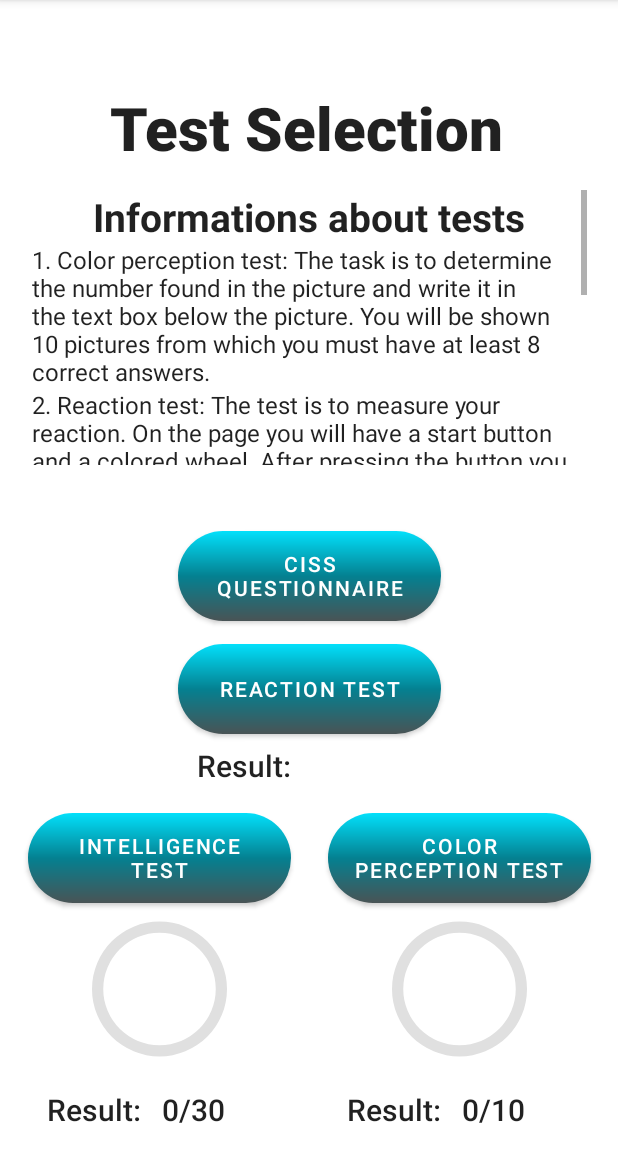
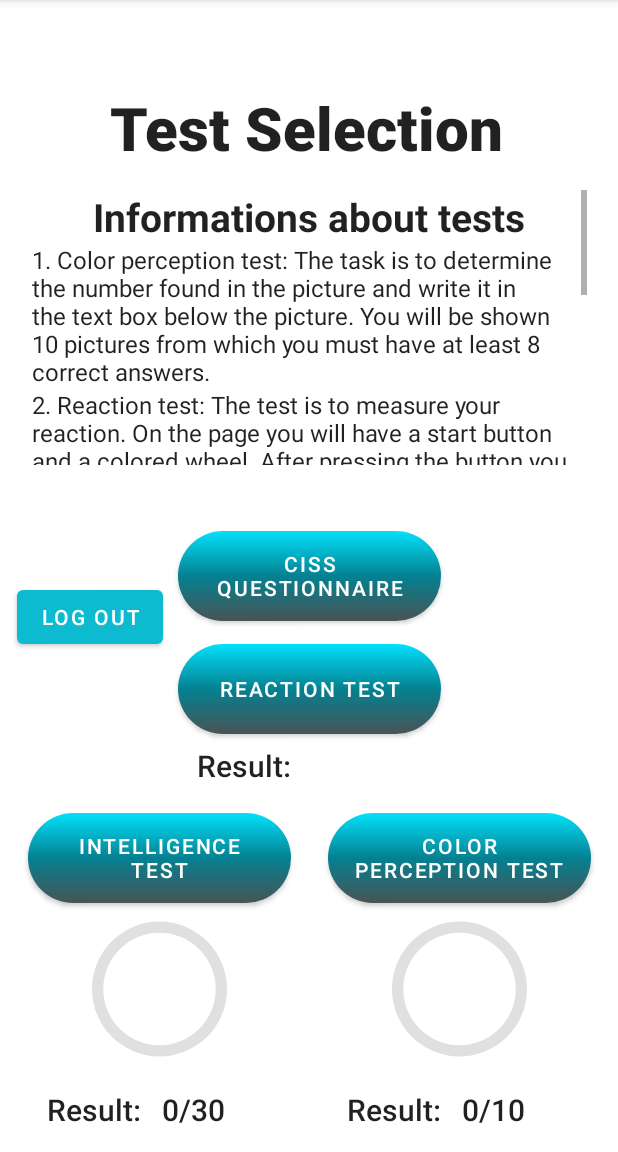
Before and after one commit to BoberKrzysztof/ProjectZPAM, an Android app: the activity_tests_page screen opened directly, with no data from a screen before it, on a phone screen of 412 x 824 dp, the part 84-1236 px from its top. Run offline under Robolectric (Android 15) with nearby library versions, the phone set to English and light mode, and no system bars; 2 statements that could not run were skipped.

Commit message:
ColorTest KONIEC

```diff
--- a/app/src/main/java/com/example/drivertestapp/Activity_inteligence_test2.kt
+++ b/app/src/main/java/com/example/drivertestapp/Activity_inteligence_test2.kt
@@ -120,7 +120,7 @@ class Activity_inteligence_test2 : AppCompatActivity() {
                     i++
                     val incriment = (120/30)
                     progress_procent.incrementProgressBy(incriment)
-                    procent_text.setText((progress_procent.progress/1.2).toInt().toString())
+                    procent_text.text = (progress_procent.progress/1.2).toInt().toString()
                     procent_text.append("/100%")
                     question_images.setImageResource(questions[i])
                     answer_upper_image.setImageResource(answers_upper_line[i])
@@ -131,7 +131,7 @@ class Activity_inteligence_test2 : AppCompatActivity() {
 
                 if (i == questions.size - 2) {
                     //Toast.makeText(this, "Your result: $sum/" + questions.size , Toast.LENGTH_SHORT).show()
-                    next.setText("Finish")
+                    next.text = "Finish"
 
                 }
                 if (i < questions.size - 1) {
--- a/app/src/main/java/com/example/drivertestapp/SecondActivity.kt
+++ b/app/src/main/java/com/example/drivertestapp/SecondActivity.kt
@@ -33,11 +33,12 @@ class SecondActivity : AppCompatActivity() {
             Toast.makeText(this, "Enter login and password", Toast.LENGTH_SHORT).show()
         } else {
             val loginPassword = databaseHelper.signIn(log, pas)
-            if (loginPassword){
+            if (loginPassword) {
                 eLogin.text.clear()
                 ePassword.text.clear()
                 Toast.makeText(this, "Hello $log", Toast.LENGTH_SHORT).show()
                 val intent = Intent(this, activity_tests_page::class.java)
+                intent.putExtra("LOGIN", log)
                 startActivity(intent)
             } else {
                 Toast.makeText(this, "Wrong email or password", Toast.LENGTH_SHORT).show()
--- a/app/src/main/java/com/example/drivertestapp/activity_tests_page.kt
+++ b/app/src/main/java/com/example/drivertestapp/activity_tests_page.kt
@@ -17,19 +17,32 @@ class activity_tests_page : AppCompatActivity() {
         nextActivityCISS()
         nextActivityReaction()
 
+        logOut()
+
         inteligenceResult()
         CISSResult()
         ColorResult()
     }
 
+    private fun logOut() {
+        val logout = findViewById<Button>(R.id.logout)
+        logout.setOnClickListener {
+            val intent = Intent(this, SecondActivity::class.java)
+            startActivity(intent)
+        }
+    }
 
     private fun nextActivityColor() {
+        val log = intent
+        val l = log.getStringExtra("LOGIN")
+        val dataBaseHelper = DataBaseHelper(this).checkColor(l.toString()).toInt()
         val startButton = findViewById<Button>(R.id.Color_perception_button)
         startButton.setOnClickListener {
-            if (!Storage.color_attempt) {
+            if (dataBaseHelper != 0) {
                 Toast.makeText(this, "You've already passed the test", Toast.LENGTH_SHORT).show()
             } else {
                 val intent = Intent(this, Activity_color_test::class.java)
+                intent.putExtra("LOGIN", l)
                 startActivity(intent)
                 Storage.color_attempt = false
             }
@@ -37,6 +50,8 @@ class activity_tests_page : AppCompatActivity() {
     }
 
     private fun nextActivityReaction() {
+        val log = intent
+        val l = log.getStringExtra("LOGIN")
         val startButton = findViewById<Button>(R.id.Reaction_test_button)
         startButton.setOnClickListener {
             if (!Storage.reaction_attempt) {
@@ -91,13 +106,15 @@ class activity_tests_page : AppCompatActivity() {
     }
 
     private fun ColorResult() {
+        val log = intent
+        val l = log.getStringExtra("LOGIN")
+        val db = DataBaseHelper(this).checkColor(l.toString()).toInt()
         val result = findViewById<TextView>(R.id.result_color_testpage)
         val progres = findViewById<ProgressBar>(R.id.progressBar_color_testpage)
-        val sum = Storage.sum_color
 
-        result.append(sum.toString())
+        result.append(db.toString())
         result.append("/10")
-
-        progres.progress = sum * (100 / 10)
+        val value = db * 10
+        progres.progress = value
     }
 }
--- a/app/src/main/res/layout/activity_inteligence_test2.xml
+++ b/app/src/main/res/layout/activity_inteligence_test2.xml
@@ -82,13 +82,15 @@
         android:layout_width="wrap_content"
         android:layout_height="wrap_content"
         android:layout_marginTop="680dp"
+        android:background="@drawable/button_design"
         android:text="Next"
-        android:background="@drawable/button_design"
         app:backgroundTint="@null"
         app:layout_constraintBottom_toBottomOf="parent"
         app:layout_constraintEnd_toEndOf="parent"
+        app:layout_constraintHorizontal_bias="0.498"
         app:layout_constraintStart_toStartOf="parent"
-        app:layout_constraintTop_toTopOf="parent" />
+        app:layout_constraintTop_toTopOf="parent"
+        app:layout_constraintVertical_bias="0.0" />
 
     <RadioGroup
         android:id="@+id/radioGrourMain2"
--- a/app/src/main/res/layout/activity_tests_page.xml
+++ b/app/src/main/res/layout/activity_tests_page.xml
@@ -233,4 +233,14 @@
         </LinearLayout>
     </ScrollView>
 
+    <Button
+        android:id="@+id/logout"
+        android:layout_width="wrap_content"
+        android:layout_height="wrap_content"
+        android:layout_marginStart="11dp"
+        android:layout_marginTop="77dp"
+        android:text="Log Out"
+        app:layout_constraintStart_toStartOf="parent"
+        app:layout_constraintTop_toBottomOf="@+id/scrollView2" />
+
 </androidx.constraintlayout.widget.ConstraintLayout>
```
Also changed, not shown: app/src/main/java/com/example/drivertestapp/Activity_color_test.kt (+8 -7 lines), app/src/main/java/com/example/drivertestapp/DataBaseHelper.kt (+17 -1 lines).
